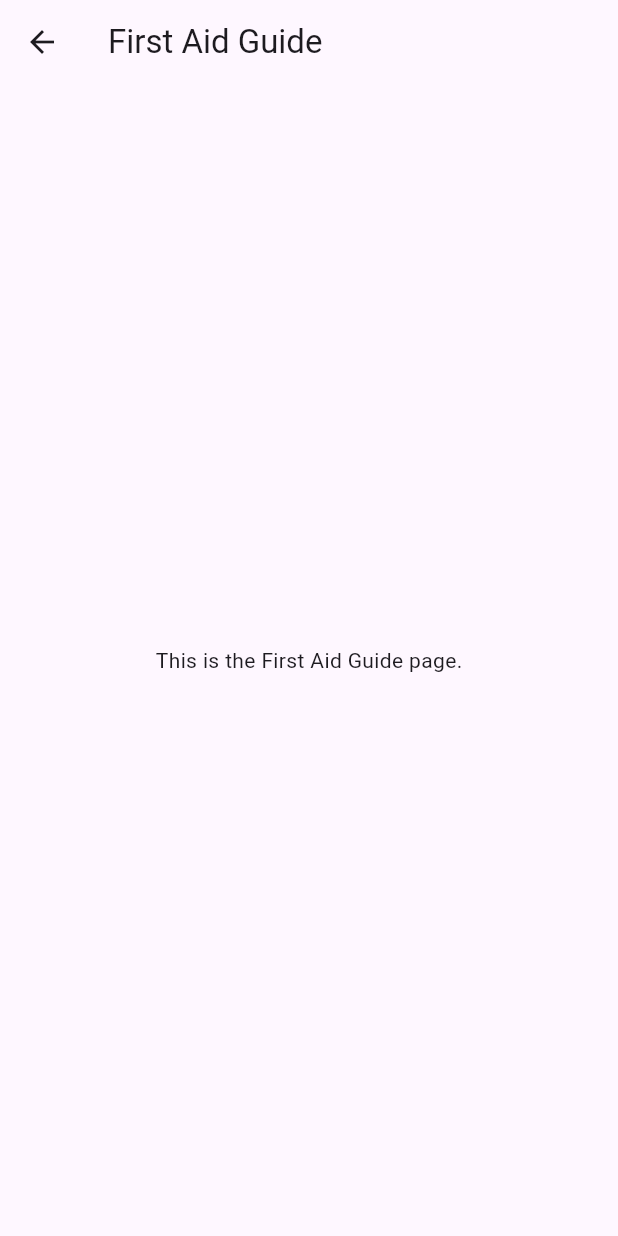
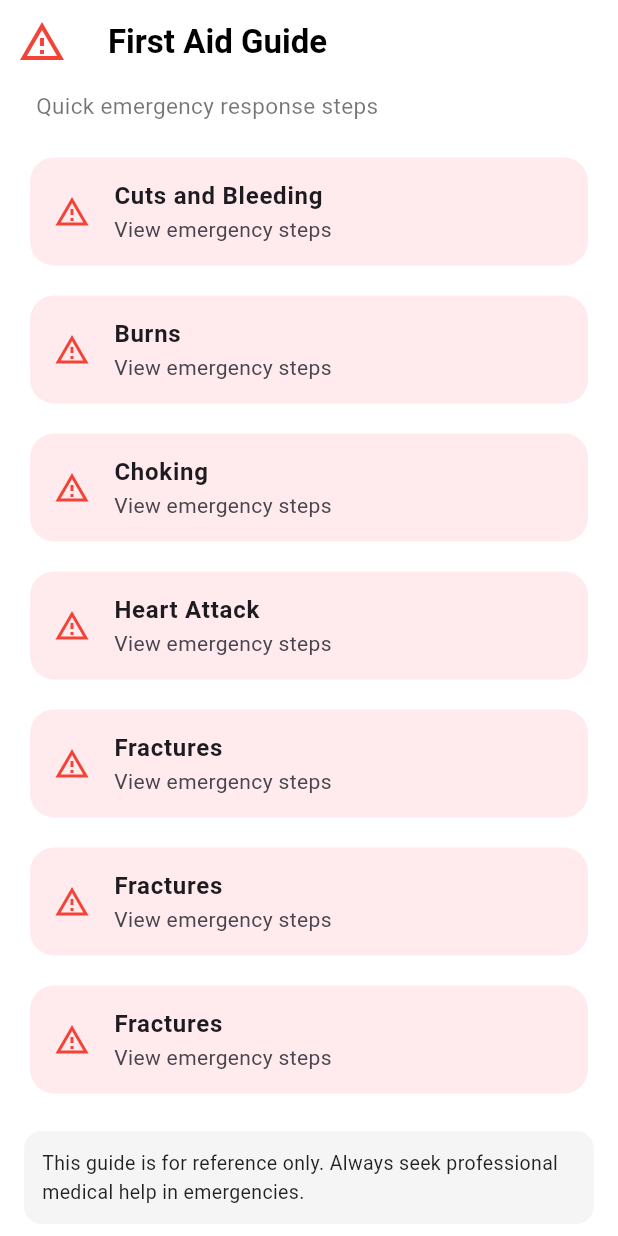
Before and after one commit to ASEGIDADANE/ai-health-assistant-app, a Flutter app: the screen it shows after launch, after a tap on "First Aid Guide", on a phone screen of 412 x 824 dp. Run offline on Flutter 3.47's test engine with Material 3 defaults, Android fonts, the phone set to English and light mode, and no system bars; our stand-ins replace device_preview.

Commit message:
frist aid feature ui is finshed with detail

```diff
--- /dev/null
+++ b/frontend/lib/views/first_aid_guidScreen.dart
@@ -0,0 +1,134 @@
+import 'package:flutter/material.dart';
+import 'package:frontend/views/fristAidDetailPage.dart';
+
+class FirstAidGuidePage extends StatelessWidget {
+  const FirstAidGuidePage({Key? key}) : super(key: key);
+
+  @override
+  Widget build(BuildContext context) {
+    final List<_FirstAidItem> items = [
+      _FirstAidItem('Cuts and Bleeding', 'View emergency steps', [
+        'Apply pressure to stop the bleeding.',
+        'Clean the wound with water.',
+        'Cover with a sterile bandage.',
+        'Seek medical help if bleeding is severe.'
+      ]),
+      _FirstAidItem('Burns', 'View emergency steps', [
+        'Cool the burn under running water for 10 minutes.',
+        'Do not apply ice.',
+        'Cover with a clean, non-stick bandage.',
+        'Seek medical help for severe burns.'
+      ]),
+      _FirstAidItem('Choking', 'View emergency steps', [
+        'Ask if the person can speak or cough.',
+        'If not, perform abdominal thrusts (Heimlich maneuver).',
+        'Call emergency services if needed.'
+      ]),
+      _FirstAidItem('Heart Attack', 'View emergency steps', [
+        'Call emergency services immediately.',
+        'Keep the person calm and seated.',
+        'Loosen tight clothing.',
+        'Give aspirin if not allergic.'
+      ]),
+      _FirstAidItem('Fractures', 'View emergency steps', [
+        'Immobilize the injured area.',
+        'Apply a cold pack to reduce swelling.',
+        'Do not try to realign the bone.',
+        'Seek medical help immediately.'
+      ]),
+      _FirstAidItem('Fractures', 'View emergency steps', [
+        'Immobilize the injured area.',
+        'Apply a cold pack to reduce swelling.',
+        'Do not try to realign the bone.',
+        'Seek medical help immediately.'
+      ]),
+      _FirstAidItem('Fractures', 'View emergency steps', [
+        'Immobilize the injured area.',
+        'Apply a cold pack to reduce swelling.',
+        'Do not try to realign the bone.',
+        'Seek medical help immediately.'
+      ]),
+      _FirstAidItem('Fractures', 'View emergency steps', [
+        'Immobilize the injured area.',
+        'Apply a cold pack to reduce swelling.',
+        'Do not try to realign the bone.',
+        'Seek medical help immediately.'
+      ]),
+    ];
+    return Scaffold(
+      appBar: AppBar(
+        backgroundColor: Colors.white,
+        elevation: 0,
+        leading: const Icon(Icons.warning_amber_outlined, color: Colors.red, size: 32),
+        title: const Text(
+          'First Aid Guide',
+          style: TextStyle(fontWeight: FontWeight.bold, color: Colors.black),
+        ),
+        centerTitle: false,
+      ),
+      backgroundColor: Colors.white,
+      body: Column(
+        crossAxisAlignment: CrossAxisAlignment.start,
+        children: [
+          const Padding(
+            padding: EdgeInsets.symmetric(horizontal: 24.0, vertical: 4),
+            child: Text(
+              'Quick emergency response steps',
+              style: TextStyle(color: Colors.black54, fontSize: 15),
+            ),
+          ),
+          const SizedBox(height: 8),
+          Expanded(
+            child: ListView.separated(
+              padding: const EdgeInsets.symmetric(horizontal: 16, vertical: 8),
+              itemCount: items.length,
+              separatorBuilder: (_, __) => const SizedBox(height: 12),
+              itemBuilder: (context, index) {
+                final item = items[index];
+                return Card(
+                  color: Colors.red[50],
+                  shape: RoundedRectangleBorder(
+                    borderRadius: BorderRadius.circular(16),
+                  ),
+                  elevation: 0,
+                  child: ListTile(
+                    leading: const Icon(Icons.warning_amber_outlined, color: Colors.red),
+                    title: Text(item.title, style: const TextStyle(fontWeight: FontWeight.bold)),
+                    subtitle: Text(item.subtitle),
+                    onTap: () => Navigator.push(
+                      context,
+                      MaterialPageRoute(
+                        builder: (_) => FristAidDetailPage(title: item.title, steps: item.steps),
+                      ),
+                    ),
+                  ),
+                );
+              },
+            ),
+          ),
+          Padding(
+            padding: const EdgeInsets.symmetric(horizontal: 16, vertical: 8),
+            child: Container(
+              decoration: BoxDecoration(
+                color: Colors.grey[100],
+                borderRadius: BorderRadius.circular(12),
+              ),
+              padding: const EdgeInsets.all(12),
+              child: const Text(
+                'This guide is for reference only. Always seek professional medical help in emergencies.',
+                style: TextStyle(fontSize: 13, color: Colors.black87),
+              ),
+            ),
+          ),
+        ],
+      ),
+    );
+  }
+}
+
+class _FirstAidItem {
+  final String title;
+  final String subtitle;
+  final List<String> steps;
+  _FirstAidItem(this.title, this.subtitle, this.steps);
+}
--- a/frontend/lib/views/homeScreen.dart
+++ b/frontend/lib/views/homeScreen.dart
@@ -1,4 +1,5 @@
 import 'package:flutter/material.dart';
+import 'package:frontend/views/first_aid_guidScreen.dart';
 
 class homeScreen extends StatelessWidget {
   const homeScreen({super.key});
@@ -65,9 +66,7 @@ class homeScreen extends StatelessWidget {
                           context,
                           MaterialPageRoute(
                             builder:
-                                (_) => const PlaceholderPage(
-                                  title: 'First Aid Guide',
-                                ),
+                                (_) => FirstAidGuidePage()
                           ),
                         ),
                   ),
```
Also changed, not shown: frontend/lib/views/fristAidDetailPage.dart (added, +78 -0 lines).
